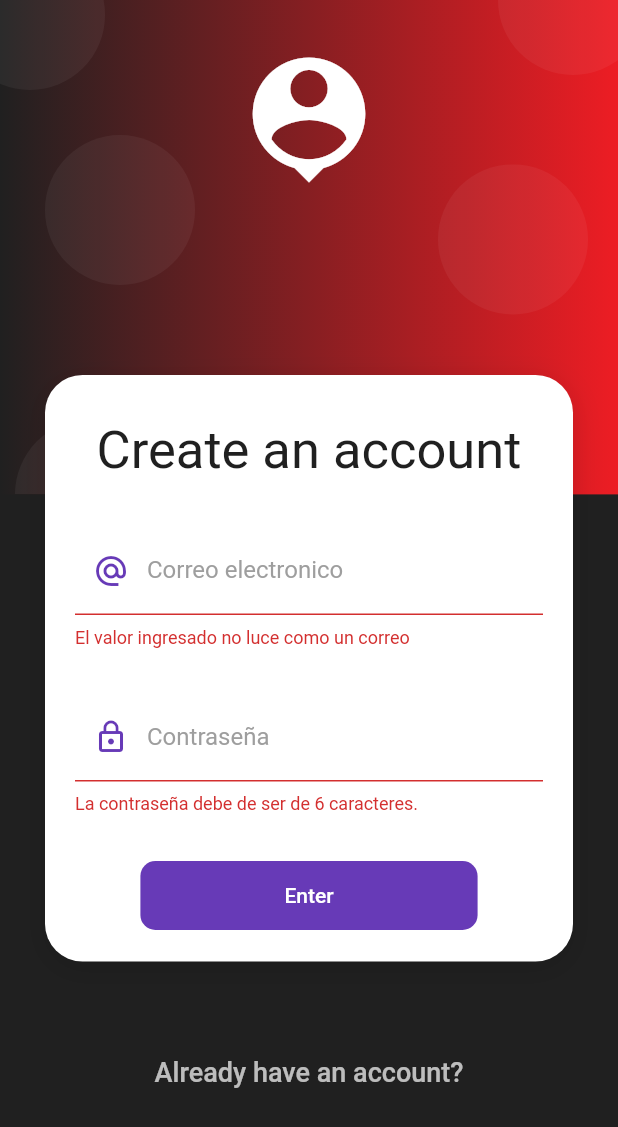
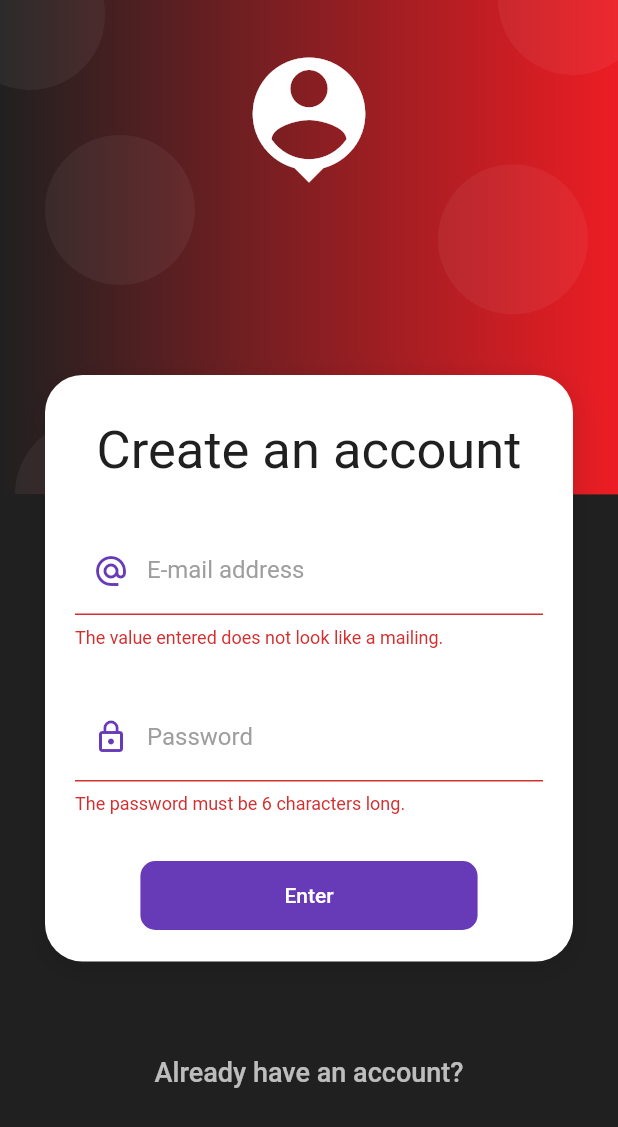
Before and after one commit to JohnEstebanAP/prueba_mobile_johnesteban_ap, a Flutter app: the RegisterScreen screen opened by its route, after a tap on "Enter", on a phone screen of 412 x 824 dp. Shown: the top 1127 px of the screen. Run offline on Flutter 3.47's test engine with Material 2 defaults, Android fonts, the phone set to English and light mode, and no system bars; our stand-ins replace card_swiper, flutter_secure_storage, fluttertoast, share_plus; accounts and stored records are empty; network calls fail.

```diff
--- a/lib/src/models/comic.dart
+++ b/lib/src/models/comic.dart
@@ -39,6 +39,7 @@ class Comic {
     this.events,
   });
 
+  String? idTap;
   int? id;
   int? digitalId;
   String? title;
@@ -179,30 +180,28 @@ class Comic {
       DateTime parsedDate = DateTime.parse(date.date!);
       String fecha = formatter.format(parsedDate);
 
-      if(dateString.isEmpty){
+      if (dateString.isEmpty) {
         dateString = fecha;
-      }else{
+      } else {
         dateString = '$dateString  -  $fecha';
       }
-
     });
 
     return dateString;
   }
 
-  String get getModified{
+  String get getModified {
     String dateString = '';
     var formatter = new DateFormat('yyy-MM-dd');
 
     DateTime parsedDate = DateTime.parse(modified!);
-      String fecha = formatter.format(parsedDate);
+    String fecha = formatter.format(parsedDate);
 
-      if(dateString.isEmpty){
-        dateString = fecha;
-      }else{
-        dateString = '$dateString  -  $fecha';
-      }
-
+    if (dateString.isEmpty) {
+      dateString = fecha;
+    } else {
+      dateString = '$dateString  -  $fecha';
+    }
 
     return dateString;
   }
--- a/lib/src/screens/details_comic_screen.dart
+++ b/lib/src/screens/details_comic_screen.dart
@@ -79,7 +79,7 @@ class _Description extends StatelessWidget {
       child: Text(
         comic.description ?? '',
         textAlign: TextAlign.justify,
-        style:  Theme.of(context).textTheme.subtitle1,
+        style: Theme.of(context).textTheme.subtitle1,
       ),
     );
   }
--- a/lib/src/services/auth_service.dart
+++ b/lib/src/services/auth_service.dart
@@ -48,7 +48,7 @@ class AuthService extends ChangeNotifier {
 
     if (decodedResp.containsKey('idToken')) {
       // Token hay que guardarlo en un lugar seguro
-      await storage.write(key: 'token', value: decodedResp['idToken']);
+      await storage.write(key: 'token', value: decodedResp['localId']);
       return null;
     } else {
       return decodedResp['error']['message'];
--- a/lib/src/services/favorites_comics_service.dart
+++ b/lib/src/services/favorites_comics_service.dart
@@ -11,7 +11,10 @@ class FavoritesComicsService extends ChangeNotifier {
 
   final String _baseUrl = 'prueba-mobile-flutter-default-rtdb.firebaseio.com';
 
-  FavoritesComics favoriteComis = FavoritesComics(comics: [], user: '123');
+  FavoritesComics favoriteComic = FavoritesComics(comics: [], user: '123');
+
+  List<FavoritesComics> favoritesComics = [];
+
   late Comic selectedProduct;
 
   final storage = const FlutterSecureStorage();
@@ -25,6 +28,8 @@ class FavoritesComicsService extends ChangeNotifier {
     loadProducts();
   }
 
+
+
   Future<List<Comic>> loadProducts() async {
     isLoding = true;
     notifyListeners();
@@ -37,60 +42,35 @@ class FavoritesComicsService extends ChangeNotifier {
 
     final Map<String, dynamic> favoritesComicsMap = json.decode(resp.body);
 
-    favoriteComis = FavoritesComics.fromMap(favoritesComicsMap);
+    favoriteComic = FavoritesComics.fromMap(favoritesComicsMap);
 
-    //tempProduct.id = key;
+    comics = await getFavoritesService.getFavoritesComic(favoriteComic.comics);
 
-    comics = await getFavoritesService.getFavoritesComic(favoriteComis.comics);
-
+    print('favaritos: ${favoriteComic.comics}');
     isLoding = false;
     notifyListeners();
     return comics;
   }
-/*
-  Future saveOrCreateProduct(Product product) async {
-    isSaving = true;
-    notifyListeners();
 
-    if (product.id == null) {
-      //es necesario crear
-      await createProduct(product);
-    } else {
-      //Actualizar
-      await updateProducto(product);
-    }
 
-    isSaving = false;
-    notifyListeners();
-  }
 
-  Future<String> updateProducto(Product product) async {
-    final url = Uri.https(_baseUrl, 'product/${product.id}.json');
-    final resp = await http.put(url, body: product.toJson());
-    final decodeData = resp.body;
-    //print(decodeData);
+
+  Future<String> createProduct() async {
+    String userId = await storage.read(key: 'token') ?? '';
+    favoriteComic.user = userId;
+    final url =
+        Uri.https(_baseUrl, 'FavoritesComics/$userId.json', {'auth': userId});
+
+    final resp = await http.put(url, body: favoriteComic.toJson());
+    final decodeData = json.decode(resp.body);
+    print('Respuesta $decodeData');
 
     //Actualizar la Lista de productos
-    final index = products.indexWhere((element) => element.id == product.id);
-    products[index] = product;
+    favoritesComics.add(favoriteComic);
 
-    return product.id ?? '';
+    return favoriteComic.comics.toString();
   }
-
-  Future<String> createProduct(Product product) async {
-    final url = Uri.https(_baseUrl, 'product/${product.id}.json',
-        {'auth': await storage.read(key: 'token') ?? ''});
-    final resp = await http.post(url, body: product.toJson());
-    final decodeData = json.decode(resp.body);
-    //print(decodeData);
-
-    //Actualizar la Lista de productos
-    product.id = decodeData['name'];
-    products.add(product);
-
-    return product.id ?? '';
-  }
-
+/*
   void updateSelectedProductImage(String path) {
     selectedProduct.picture = path;
     newPictureFile = File.fromUri(Uri(path: path));
--- a/lib/src/widgets/ButtonStart.dart
+++ b/lib/src/widgets/ButtonStart.dart
@@ -53,7 +53,7 @@ class ButtonStart extends StatelessWidget {
         await authService.createUser(loginForm.email, loginForm.password);
 
     if (errorMessage == null) {
-      ToastCuston.LikeToast("Felicidades por su nueva cuenta :)");
+      ToastCuston.LikeToast("Congratulations on your new account :)");
       Navigator.pushReplacementNamed(context, 'home');
     } else {
       //Todo: mostrar error en pantalla
@@ -71,7 +71,7 @@ class ButtonStart extends StatelessWidget {
       Navigator.pushReplacementNamed(context, 'home');
     } else {
       //Todo: mostrar error en pantalla
-      ToastCuston.ErrorToast('El Correo no es valido.');
+      ToastCuston.ErrorToast('Email is not valid.');
     }
   }
 }
--- a/lib/src/widgets/card_data_user.dart
+++ b/lib/src/widgets/card_data_user.dart
@@ -102,7 +102,7 @@ class _TextFromFielPassword extends StatelessWidget {
       obscureText: true,
       keyboardType: TextInputType.emailAddress,
       decoration: InputDecorations.authInputDecoration(
-        labelText: 'Contraseña',
+        labelText: 'Password',
         hintText: '***********',
         prefixIcon: Icons.lock_outline,
       ),
@@ -110,7 +110,7 @@ class _TextFromFielPassword extends StatelessWidget {
       validator: (value) {
         return (value != null && value.length >= 6)
             ? null
-            : 'La contraseña debe de ser de 6 caracteres.';
+            : 'The password must be 6 characters long.';
       },
     );
   }
@@ -131,7 +131,7 @@ class _TextFromFieldEmail extends StatelessWidget {
       autocorrect: false,
       keyboardType: TextInputType.emailAddress,
       decoration: InputDecorations.authInputDecoration(
-          labelText: 'Correo electronico',
+          labelText: 'E-mail address',
           hintText: 'john.alvarez@sofka.com.co',
           prefixIcon: Icons.alternate_email),
       onChanged: (value) => {loginForm.email = value},
@@ -142,7 +142,7 @@ class _TextFromFieldEmail extends StatelessWidget {
 
         return regExp.hasMatch(value ?? '')
             ? null
-            : 'El valor ingresado no luce como un correo';
+            : 'The value entered does not look like a mailing.';
       },
     );
   }
--- a/lib/src/widgets/card_swiper.dart
+++ b/lib/src/widgets/card_swiper.dart
@@ -32,13 +32,13 @@ class CardSwiper extends StatelessWidget {
         itemBuilder: (_, int index) {
           final Comic comic = comics[index];
 
-          comic.id = (comic.id! + 100000);
+          comic.idTap = '${comic.id!}-1';
 
           return GestureDetector(
             onTap: () =>
                 Navigator.pushNamed(context, 'details', arguments: comic),
             child: Hero(
-              tag: comic.id!,
+              tag: comic.idTap!,
               child: ClipRRect(
                 borderRadius: BorderRadius.circular(30),
                 child: FadeInImage(
--- a/lib/src/widgets/comics_slider.dart
+++ b/lib/src/widgets/comics_slider.dart
@@ -74,7 +74,7 @@ class _ComicPoster extends StatelessWidget {
 
   @override
   Widget build(BuildContext context) {
-    comic.id = comicId;
+    comic.idTap = '${comic.id!}-2';
 
     return Container(
       width: 130,
@@ -86,7 +86,7 @@ class _ComicPoster extends StatelessWidget {
             onTap: () =>
                 Navigator.pushNamed(context, 'details', arguments: comic),
             child: Hero(
-              tag: comic.id!,
+              tag: comic.idTap!,
               child: ClipRRect(
                 borderRadius: BorderRadius.circular(20),
                 child: FadeInImage(
--- a/lib/src/widgets/poster_and_title.dart
+++ b/lib/src/widgets/poster_and_title.dart
@@ -18,7 +18,7 @@ class PosterAndTitle extends StatelessWidget {
       child: Row(
         children: [
           Hero(
-            tag: comic.id!,
+            tag: comic.idTap!,
             child: ClipRRect(
               borderRadius: BorderRadius.circular(20),
               child: FadeInImage(
```
Also changed, not shown: lib/src/services/get_favorites_services.dart (+2 -6 lines), lib/src/widgets/CustomAppBar.dart (+15 -5 lines).
